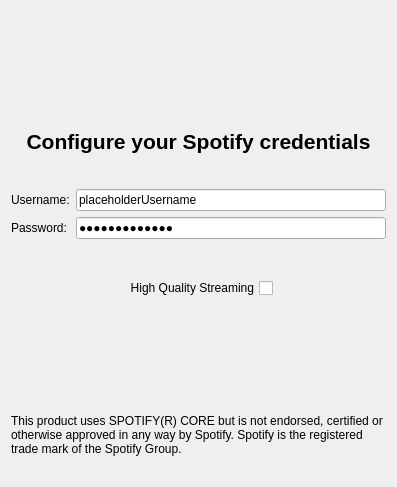
Qt form src/accounts/spotify/SpotifyAccountConfig.ui (tomahawk-player/tomahawk) before a commit.
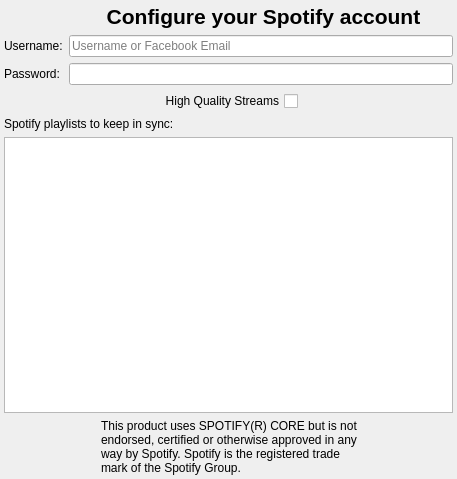
The same form after that commit. Icons and pictures are not drawn.

Commit message: Migrate spotify config to tomahawk, and set up for playlist work

```diff
--- a/src/accounts/spotify/SpotifyAccountConfig.ui
+++ b/src/accounts/spotify/SpotifyAccountConfig.ui
@@ -6,8 +6,8 @@
    <rect>
     <x>0</x>
     <y>0</y>
-    <width>397</width>
-    <height>487</height>
+    <width>457</width>
+    <height>479</height>
    </rect>
   </property>
   <property name="sizePolicy">
@@ -20,21 +20,33 @@
    <string>Form</string>
   </property>
   <layout class="QVBoxLayout" name="verticalLayout">
-   <item>
-    <widget class="QLabel" name="icon">
-     <property name="text">
-      <string/>
-     </property>
-     <property name="pixmap">
-      <pixmap>spotify-logo.png</pixmap>
-     </property>
-     <property name="alignment">
-      <set>Qt::AlignCenter</set>
-     </property>
-    </widget>
-   </item>
+   <property name="margin">
+    <number>4</number>
+   </property>
    <item>
     <layout class="QHBoxLayout" name="horizontalLayout_2">
+     <item>
+      <widget class="QLabel" name="icon">
+       <property name="maximumSize">
+        <size>
+         <width>64</width>
+         <height>64</height>
+        </size>
+       </property>
+       <property name="text">
+        <string/>
+       </property>
+       <property name="pixmap">
+        <pixmap resource="../../../resources.qrc">:/data/images/spotify-logo.png</pixmap>
+       </property>
+       <property name="scaledContents">
+        <bool>true</bool>
+       </property>
+       <property name="alignment">
+        <set>Qt::AlignCenter</set>
+       </property>
+      </widget>
+     </item>
      <item>
       <widget class="QLabel" name="titleText">
        <property name="font">
@@ -45,7 +57,7 @@
         </font>
        </property>
        <property name="text">
-        <string>Configure your Spotify credentials</string>
+        <string>Configure your Spotify account</string>
        </property>
        <property name="textFormat">
         <enum>Qt::PlainText</enum>
@@ -69,7 +81,10 @@
      <item row="0" column="1">
       <widget class="QLineEdit" name="usernameEdit">
        <property name="text">
-        <string>placeholderUsername</string>
+        <string/>
+       </property>
+       <property name="placeholderText">
+        <string>Username or Facebook Email</string>
        </property>
       </widget>
      </item>
@@ -83,7 +98,7 @@
      <item row="1" column="1">
       <widget class="QLineEdit" name="passwordEdit">
        <property name="text">
-        <string>placeholderPw</string>
+        <string/>
        </property>
        <property name="echoMode">
         <enum>QLineEdit::Password</enum>
@@ -113,10 +128,10 @@
         <enum>Qt::RightToLeft</enum>
        </property>
        <property name="text">
-        <string>High Quality Streaming</string>
+        <string>High Quality Streams</string>
        </property>
        <property name="checked">
-        <bool>STREAMING_DEFAULT</bool>
+        <bool>false</bool>
        </property>
       </widget>
      </item>
@@ -135,6 +150,16 @@
      </item>
     </layout>
    </item>
+   <item>
+    <widget class="QLabel" name="label_3">
+     <property name="text">
+      <string>Spotify playlists to keep in sync:</string>
+     </property>
+    </widget>
+   </item>
+   <item>
+    <widget class="QListWidget" name="listWidget"/>
+   </item>
    <item>
     <layout class="QHBoxLayout" name="horizontalLayout">
      <item>
@@ -152,11 +177,35 @@
      </item>
      <item>
       <widget class="QLabel" name="spotifyLogo">
+       <property name="maximumSize">
+        <size>
+         <width>64</width>
+         <height>64</height>
+        </size>
+       </property>
        <property name="text">
         <string/>
        </property>
        <property name="pixmap">
-        <pixmap>spotifycore-logo.png</pixmap>
+        <pixmap resource="../../../resources.qrc">:/data/images/spotifycore-logo.png</pixmap>
+       </property>
+       <property name="scaledContents">
+        <bool>true</bool>
+       </property>
+      </widget>
+     </item>
+     <item>
+      <widget class="QLabel" name="label">
+       <property name="font">
+        <font>
+         <pointsize>9</pointsize>
+        </font>
+       </property>
+       <property name="text">
+        <string>This product uses SPOTIFY(R) CORE but is not endorsed, certified or otherwise approved in any way by Spotify. Spotify is the registered trade mark of the Spotify Group.</string>
+       </property>
+       <property name="wordWrap">
+        <bool>true</bool>
        </property>
       </widget>
      </item>
@@ -175,21 +224,6 @@
      </item>
     </layout>
    </item>
-   <item>
-    <widget class="QLabel" name="label">
-     <property name="font">
-      <font>
-       <pointsize>9</pointsize>
-      </font>
-     </property>
-     <property name="text">
-      <string>This product uses SPOTIFY(R) CORE but is not endorsed, certified or otherwise approved in any way by Spotify. Spotify is the registered trade mark of the Spotify Group.</string>
-     </property>
-     <property name="wordWrap">
-      <bool>true</bool>
-     </property>
-    </widget>
-   </item>
   </layout>
  </widget>
  <resources>
```
Left out of the diff: 6 changed lines with no effect on the pictures. The commit also changes 11 other files.
